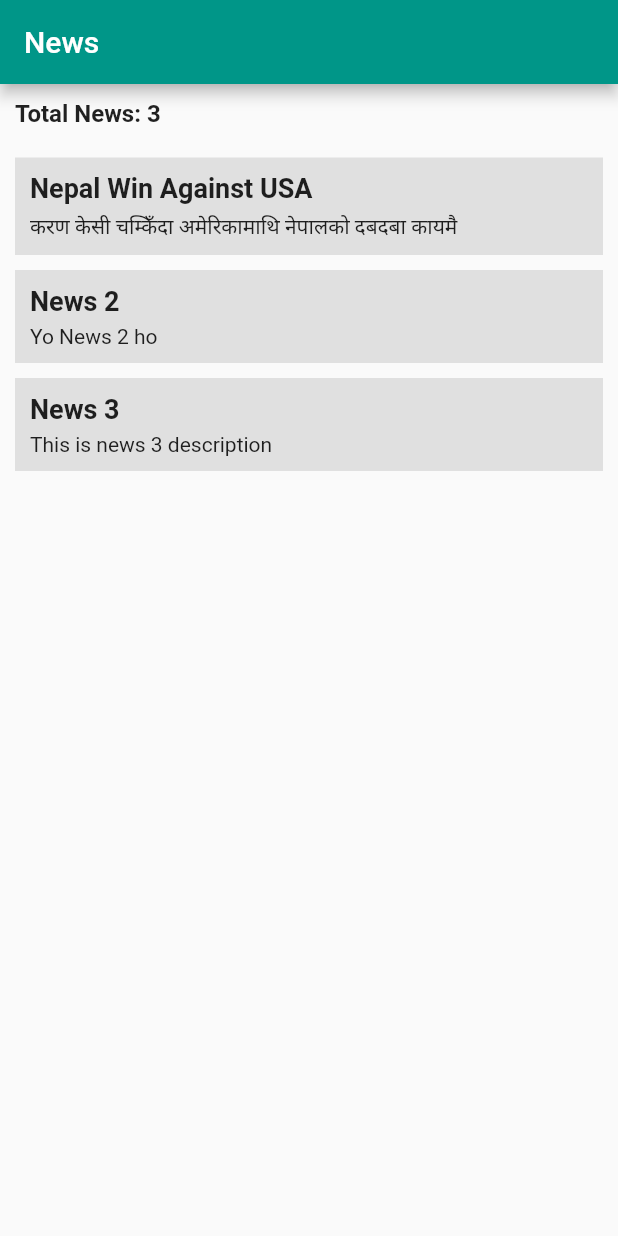
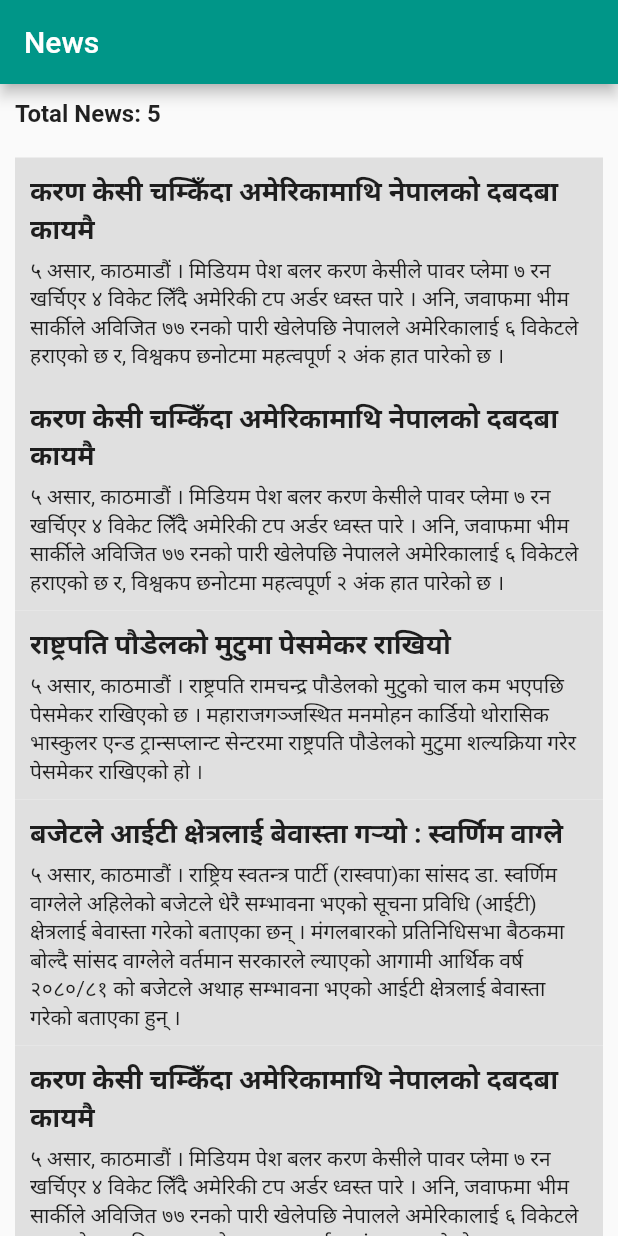
Before and after one commit to dnesbala/reusable_ui_demo, a Flutter app: the screen it shows after launch, on a phone screen of 412 x 824 dp. Run offline on Flutter 3.47's test engine with Material 2 defaults, Android fonts, the phone set to English and light mode, and no system bars.

Commit message:
Displayed data from List || ListView || map() method

```diff
--- a/lib/main.dart
+++ b/lib/main.dart
@@ -1,4 +1,5 @@
 import 'package:flutter/material.dart';
+import 'package:reusable_ui_demo/news_data.dart';
 import 'package:reusable_ui_demo/news_post.dart';
 
 void main() {
@@ -32,12 +33,13 @@ class HomePage extends StatelessWidget {
       ),
       body: Padding(
         padding: const EdgeInsets.symmetric(horizontal: 10),
+        child: SingleChildScrollView(
           child: Column(
             crossAxisAlignment: CrossAxisAlignment.start,
-          children: const [
+            children: [
               SizedBox(height: 10),
               Text(
-              "Total News: 3",
+                "Total News: ${newsData.length}",
                 style: TextStyle(fontSize: 16, fontWeight: FontWeight.bold),
               ),
               // यहां हामीलाई धेरैवटा फरक-फरक dynamic news post हरु देखाउनु छ
@@ -46,22 +48,27 @@ class HomePage extends StatelessWidget {
               SizedBox(height: 20),
 
               // NewsPost() ko constructor maa title ra description dinaiparxa (required chha)
-            NewsPost(
-              title: "Nepal Win Against USA",
-              description: "करण केसी चम्किँदा अमेरिकामाथि नेपालको दबदबा कायमै",
+
+              // ...newsData
+              //     .map((e) => NewsPost(
+              //           title: e["title"],
+              //           description: e["body"],
+              //         ))
+              //     .toList(),
+
+              ListView.builder(
+                  physics: NeverScrollableScrollPhysics(),
+                  shrinkWrap: true,
+                  itemCount: newsData.length,
+                  itemBuilder: (context, index) {
+                    var news = newsData[index];
+                    return NewsPost(
+                      title: news["title"],
+                      description: news["body"],
+                    );
+                  }),
+            ],
           ),
-            SizedBox(height: 10),
-            NewsPost(
-              title: "News 2",
-              description: "Yo News 2 ho",
-            ),
-            SizedBox(height: 10),
-            NewsPost(
-              title: "News 3",
-              description: "This is news 3 description",
-            ),
-            SizedBox(height: 10),
-          ],
         ),
       ),
     );
--- a/lib/news_data.dart
+++ b/lib/news_data.dart
@@ -1,5 +1,10 @@
 // yo ahile haami le use gareko xainau
 List<Map<String, dynamic>> newsData = [
+  {
+    "title": "करण केसी चम्किँदा अमेरिकामाथि नेपालको दबदबा कायमै",
+    "body":
+        "५ असार, काठमाडौं । मिडियम पेश बलर करण केसीले पावर प्लेमा ७ रन खर्चिएर ४ विकेट लिँदै अमेरिकी टप अर्डर ध्वस्त पारे । अनि, जवाफमा भीम सार्कीले अविजित ७७ रनको पारी खेलेपछि नेपालले अमेरिकालाई ६ विकेटले हराएको छ र, विश्वकप छनोटमा महत्वपूर्ण २ अंक हात पारेको छ ।",
+  },
   {
     "title": "करण केसी चम्किँदा अमेरिकामाथि नेपालको दबदबा कायमै",
     "body":
@@ -15,4 +20,9 @@ List<Map<String, dynamic>> newsData = [
     "body":
         "५ असार, काठमाडौं । राष्ट्रिय स्वतन्त्र पार्टी (रास्वपा)का सांसद डा. स्वर्णिम वाग्लेले अहिलेको बजेटले धेरै सम्भावना भएको सूचना प्रविधि (आईटी) क्षेत्रलाई बेवास्ता गरेको बताएका छन् । मंगलबारको प्रतिनिधिसभा बैठकमा बोल्दै सांसद वाग्लेले वर्तमान सरकारले ल्याएको आगामी आर्थिक वर्ष २०८०/८१ को बजेटले अथाह सम्भावना भएको आईटी क्षेत्रलाई बेवास्ता गरेको बताएका हुन् ।",
   },
+  {
+    "title": "करण केसी चम्किँदा अमेरिकामाथि नेपालको दबदबा कायमै",
+    "body":
+        "५ असार, काठमाडौं । मिडियम पेश बलर करण केसीले पावर प्लेमा ७ रन खर्चिएर ४ विकेट लिँदै अमेरिकी टप अर्डर ध्वस्त पारे । अनि, जवाफमा भीम सार्कीले अविजित ७७ रनको पारी खेलेपछि नेपालले अमेरिकालाई ६ विकेटले हराएको छ र, विश्वकप छनोटमा महत्वपूर्ण २ अंक हात पारेको छ ।",
+  },
 ];
```
Lines whose indentation alone changed are shown as unchanged.
